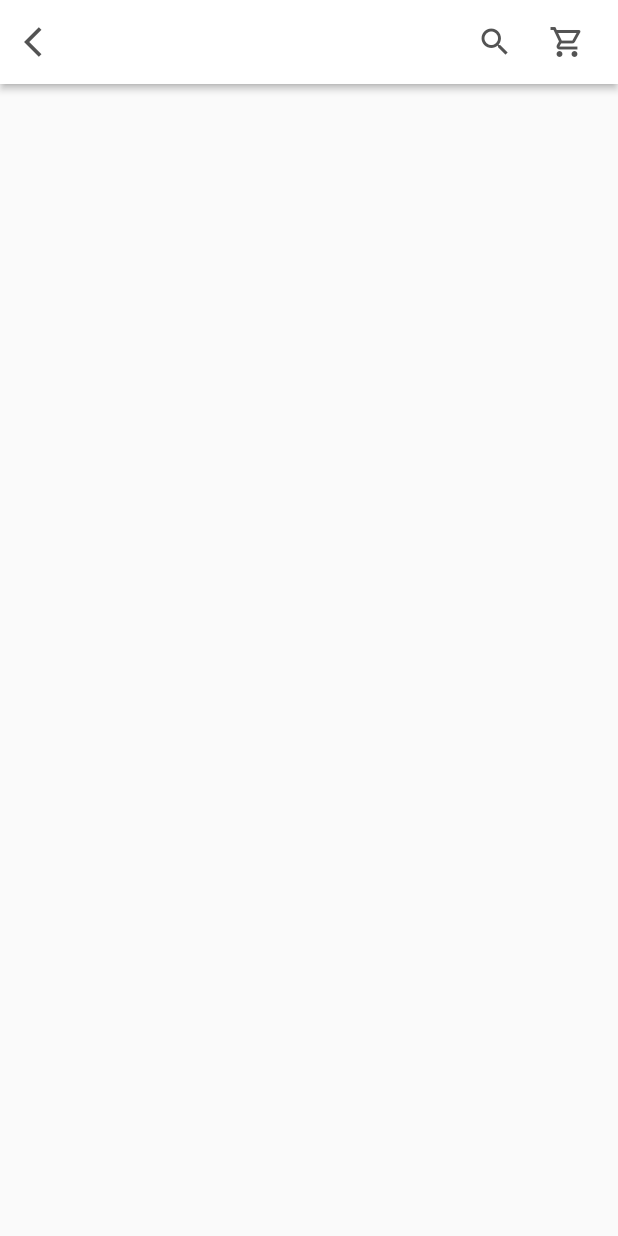
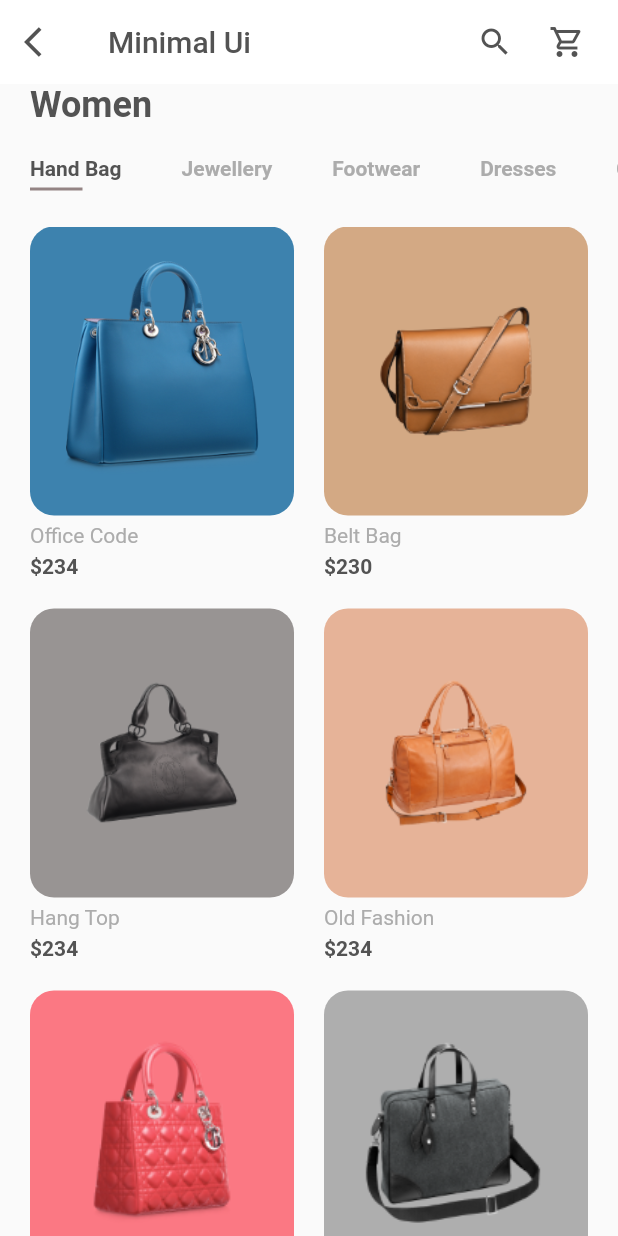
Before and after one commit to adityawalture/Minimal_Ui2, a Flutter app: the screen it shows after launch, on a phone screen of 412 x 824 dp. Run offline on Flutter 3.47's test engine with Material 2 defaults, Android fonts, the phone set to English and light mode, and no system bars; Roboto replaces fonts that are missing (RaleWay).

Commit message:
setSate fixed

```diff
--- /dev/null
+++ b/lib/components/body.dart
@@ -0,0 +1,54 @@
+// ignore_for_file: prefer_const_constructors
+
+import 'package:flutter/material.dart';
+import 'package:flutter/rendering.dart';
+import 'package:shopping_ui/components/categories.dart';
+import 'package:shopping_ui/components/item_cards.dart';
+import 'package:shopping_ui/constraints.dart';
+import 'package:shopping_ui/models/product.dart';
+import 'package:shopping_ui/screens/details/detail_screen.dart';
+
+class Body extends StatefulWidget {
+  @override
+  State<Body> createState() => _BodyState();
+}
+
+class _BodyState extends State<Body> {
+  @override
+  Widget build(BuildContext context) {
+    return Column(
+      crossAxisAlignment: CrossAxisAlignment.start,
+      children: <Widget>[
+        Padding(
+          padding: const EdgeInsets.symmetric(horizontal: kDefaultPaddin),
+          child: Text(
+            "Women",
+            style: Theme.of(context)
+                .textTheme
+                .headline5!
+                .copyWith(fontWeight: FontWeight.bold),
+          ),
+        ),
+        //SizedBox(height: 10),
+        Categories(),
+        Expanded(
+          child: Padding(
+            padding: const EdgeInsets.symmetric(horizontal: kDefaultPaddin),
+            child: GridView.builder(
+              itemCount: products.length,
+              gridDelegate: SliverGridDelegateWithFixedCrossAxisCount(
+                crossAxisSpacing: kDefaultPaddin,
+                mainAxisSpacing: kDefaultPaddin,
+                crossAxisCount: 2,
+                childAspectRatio: 0.75,
+              ),
+              itemBuilder: (context, index) => ItemCard(
+                product: products[index],
+              ),
+            ),
+          ),
+        ),
+      ],
+    );
+  }
+}
--- /dev/null
+++ b/lib/components/categories.dart
@@ -0,0 +1,67 @@
+import 'package:flutter/material.dart';
+import 'package:shopping_ui/constraints.dart';
+
+class Categories extends StatefulWidget {
+  const Categories({super.key});
+
+  @override
+  State<Categories> createState() => _CategoriesState();
+}
+
+class _CategoriesState extends State<Categories> {
+  List<String> categories = [
+    "Hand Bag",
+    "Jewellery",
+    "Footwear",
+    "Dresses",
+    "Cases"
+  ];
+  int selectedIndex = 0;
+  @override
+  Widget build(BuildContext context) {
+    return Padding(
+      padding: const EdgeInsets.symmetric(vertical: kDefaultPaddin),
+      child: SizedBox(
+        height: 27,
+        child: ListView.builder(
+          scrollDirection: Axis.horizontal,
+          itemCount: categories.length,
+          itemBuilder: ((context, index) => builCategory(index)),
+        ),
+      ),
+    );
+  }
+
+  Widget builCategory(int index) {
+    return GestureDetector(
+      onTap: () {
+        setState(() {
+          selectedIndex = index;
+        });
+      },
+      child: Padding(
+        padding: EdgeInsets.symmetric(horizontal: kDefaultPaddin),
+        child: Column(
+          crossAxisAlignment: CrossAxisAlignment.start,
+          children: [
+            Text(
+              categories[index],
+              style: TextStyle(
+                fontWeight: FontWeight.bold,
+                color: selectedIndex == index ? kTextColor : kTextLightColor,
+              ),
+            ),
+            Container(
+              margin: EdgeInsets.only(top: kDefaultPaddin / 4),
+              height: 2,
+              width: 35,
+              color: selectedIndex == index
+                  ? Color.fromARGB(188, 111, 90, 90)
+                  : Colors.transparent,
+            ),
+          ],
+        ),
+      ),
+    );
+  }
+}
--- /dev/null
+++ b/lib/components/item_cards.dart
@@ -0,0 +1,121 @@
+// import 'package:flutter/material.dart';
+// import 'package:shopping_ui/constraints.dart';
+
+// import '../models/product.dart';
+
+// class ItemCard extends StatelessWidget {
+//   final Products products;
+//   final Function press;
+//   //final Function press;
+//   ItemCard({
+//     Key? key,
+//     required this.products,
+//     required this.press,
+//     //required this.press,
+//   }) : super(key: key);
+
+//   @override
+//   Widget build(BuildContext context) {
+//     return GestureDetector(
+//       onTap: press(),
+//       child: Column(
+//         children: [
+//           Expanded(
+//             child: Container(
+//               padding: EdgeInsets.all(kDefaultPaddin),
+//               // height: 180,
+//               // width: 160,
+//               decoration: BoxDecoration(
+//                 color: products.color,
+//                 borderRadius: BorderRadius.circular(16),
+//               ),
+//               child: Hero(
+//                 tag: "${products.id}",
+//                 child: Image.asset(products.image),
+//               ),
+//             ),
+//           ),
+//           Padding(
+//             padding: EdgeInsets.symmetric(vertical: kDefaultPaddin / 4),
+//             child: Text(
+//               products.title,
+//               style: TextStyle(color: kTextLightColor),
+//             ),
+//           ),
+//           Text(
+//             "\$${products.price}",
+//             style: TextStyle(fontWeight: FontWeight.bold),
+//           )
+//         ],
+//       ),
+//     );
+//   }
+// }
+
+// //Categories
+import 'package:flutter/material.dart';
+
+import 'package:shopping_ui/constraints.dart';
+import 'package:shopping_ui/models/product.dart';
+import 'package:shopping_ui/screens/details/detail_screen.dart';
+
+class ItemCard extends StatelessWidget {
+  final Products product;
+  //final Function press;
+  const ItemCard({
+    Key? key,
+    required this.product,
+    //required this.press,
+  }) : super(key: key);
+
+  @override
+  Widget build(BuildContext context) {
+    return GestureDetector(
+      onTap: () {
+        Navigator.push(
+          context,
+          MaterialPageRoute(
+            builder: (context) => DetailsScreen(
+              product: products[0],
+            ),
+          ),
+        );
+      },
+      //onTap: press(),
+      child: Column(
+        crossAxisAlignment: CrossAxisAlignment.start,
+        children: <Widget>[
+          Expanded(
+            child: Container(
+              padding: EdgeInsets.all(kDefaultPaddin),
+              // For  demo we use fixed height  and width
+              // Now we dont need them
+              // height: 180,
+              // width: 160,
+              decoration: BoxDecoration(
+                color: product.color,
+                borderRadius: BorderRadius.circular(16),
+              ),
+              child: Hero(
+                tag: "${product.id}",
+                child: Image.asset(product.image),
+              ),
+            ),
+          ),
+          Padding(
+            padding: const EdgeInsets.symmetric(vertical: kDefaultPaddin / 4),
+            child: Text(
+              // products is out demo list
+              product.title,
+              style: TextStyle(color: kTextLightColor),
+            ),
+          ),
+          Text(
+            "\$${product.price}",
+            style: TextStyle(fontWeight: FontWeight.bold),
+          )
+        ],
+      ),
+    );
+  }
+}
--- /dev/null
+++ b/lib/screens/details/detail_screen.dart
@@ -0,0 +1,12 @@
+import 'package:flutter/material.dart';
+import 'package:shopping_ui/models/product.dart';
+
+class DetailsScreen extends StatelessWidget {
+  final Products product;
+  const DetailsScreen({super.key, required this.product});
+
+  @override
+  Widget build(BuildContext context) {
+    return Scaffold();
+  }
+}
--- a/lib/screens/homepg.dart
+++ b/lib/screens/homepg.dart
@@ -1,6 +1,7 @@
 // ignore_for_file: prefer_const_constructors
 
 import "package:flutter/material.dart";
+import 'package:shopping_ui/components/body.dart';
 import 'package:shopping_ui/constraints.dart';
 
 import '../constraints.dart';
@@ -17,13 +18,18 @@ class _HomePgState extends State<HomePg> {
   Widget build(BuildContext context) {
     return Scaffold(
       appBar: buildAppBar(),
+      body: Body(),
     );
   }
 
   AppBar buildAppBar() {
     return AppBar(
+      title: Text(
+        'Minimal Ui',
+        style: TextStyle(color: kTextColor, fontFamily: 'RaleWay'),
+      ),
       backgroundColor: Colors.white,
-      elevation: 2,
+      elevation: 0,
       leading: IconButton(
         icon: Icon(
           Icons.arrow_back_ios,
```
